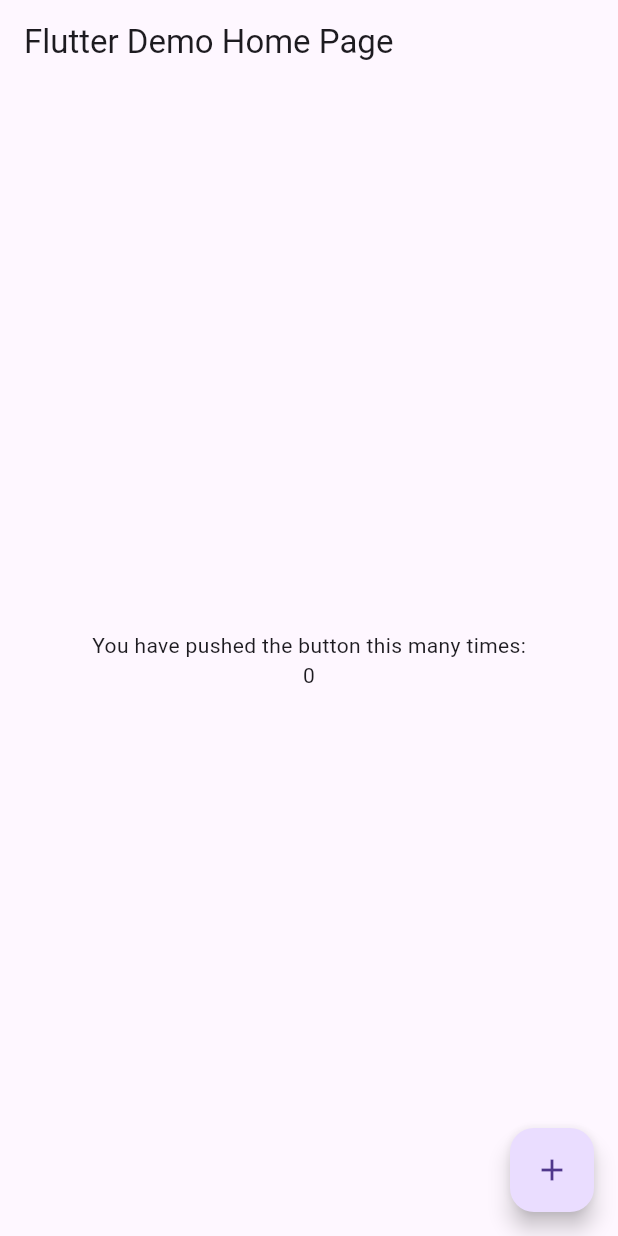
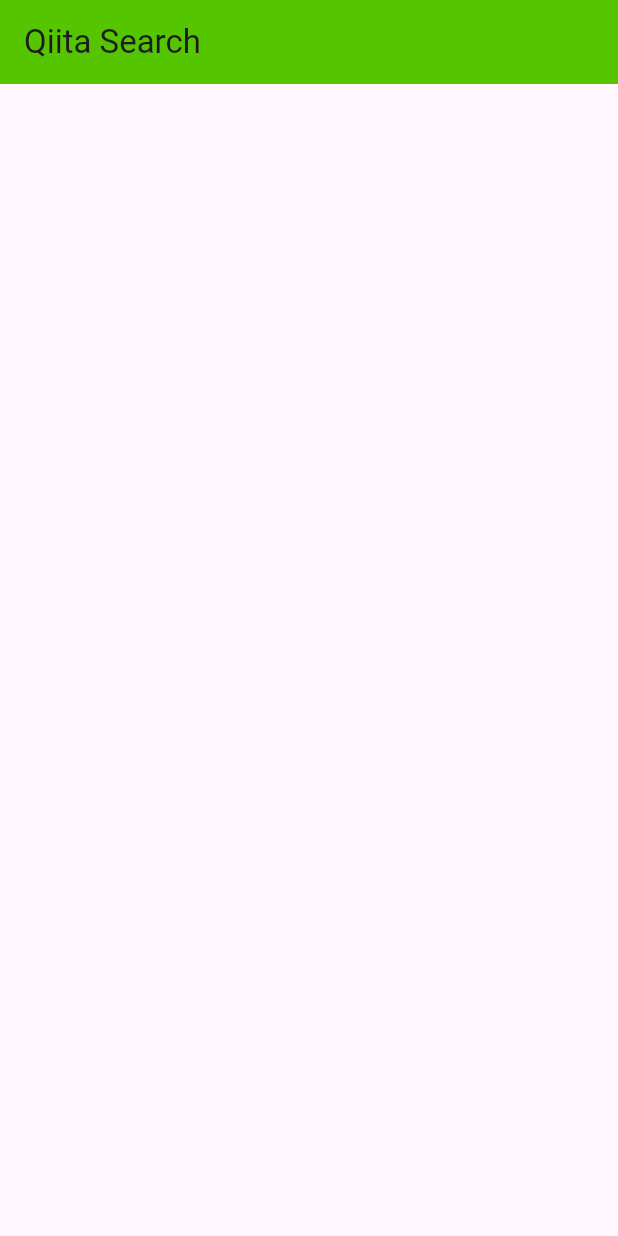
Before and after one commit to yamatowani/flutter-sample-app, a Flutter app: the screen it shows after launch, on a phone screen of 412 x 824 dp. Run offline on Flutter 3.47's test engine with Material 3 defaults, Android fonts, the phone set to English and light mode, and no system bars.

Commit message:
add: appBar

```diff
--- a/lib/main.dart
+++ b/lib/main.dart
@@ -1,66 +1,26 @@
 import 'package:flutter/material.dart';
+import 'package:flutter_study/screens/search_screen.dart';
 
 void main() {
-  runApp(const MyApp());
+  runApp(const MainApp());
 }
 
-class MyApp extends StatelessWidget {
-  const MyApp({Key? key}) : super(key: key);
+class MainApp extends StatelessWidget {
+  const MainApp({super.key});
 
   @override
   Widget build(BuildContext context) {
     return MaterialApp(
-      title: 'Flutter Demo',
+      title: 'Qiita Search',
       theme: ThemeData(
-        primarySwatch: Colors.blue,
+        primarySwatch: Colors.green,
+        fontFamily: 'Hiragino Sans',
+        appBarTheme: const AppBarTheme(
+          backgroundColor: Color(0xFF55C500)
+        ),
+        textTheme: Theme.of(context).textTheme.apply(bodyColor: Colors.white)
       ),
-      home: const MyHomePage(title: 'Flutter Demo Home Page'),
+      home: const SearchScreen(),
     );
   }
 }
-
-class MyHomePage extends StatefulWidget {
-  const MyHomePage({Key? key, required this.title}) : super(key: key);
-
-  final String title;
-
-  @override
-  State<MyHomePage> createState() => _MyHomePageState();
-}
-
-class _MyHomePageState extends State<MyHomePage> {
-  int _counter = 0;
-
-  void _incrementCounter() {
-    setState(() {
-      _counter++;
-    });
-  }
-
-  @override
-  Widget build(BuildContext context) {
-    return Scaffold(
-      appBar: AppBar(
-        title: Text(widget.title),
-      ),
-      body: Center(
-        child: Column(
-          mainAxisAlignment: MainAxisAlignment.center,
-          children: <Widget>[
-            const Text(
-              'You have pushed the button this many times:',
-            ),
-            Text(
-              '$_counter',
-            ),
-          ],
-        ),
-      ),
-      floatingActionButton: FloatingActionButton(
-        onPressed: _incrementCounter,
-        tooltip: 'Increment',
-        child: const Icon(Icons.add),
-      ),
-    );
-  }
-}
--- /dev/null
+++ b/lib/screens/search_screen.dart
@@ -0,0 +1,20 @@
+import 'package:flutter/material.dart';
+
+class SearchScreen extends StatefulWidget {
+  const SearchScreen({super.key});
+
+  @override
+  State<SearchScreen> createState() => _SearchScreenState();
+}
+
+class _SearchScreenState extends State<SearchScreen> {
+  @override
+  Widget build(BuildContext  context) {
+    return Scaffold(
+      appBar: AppBar(
+        title: const Text('Qiita Search'),
+      ),
+      body: Container(),
+    );
+  }
+}
```
